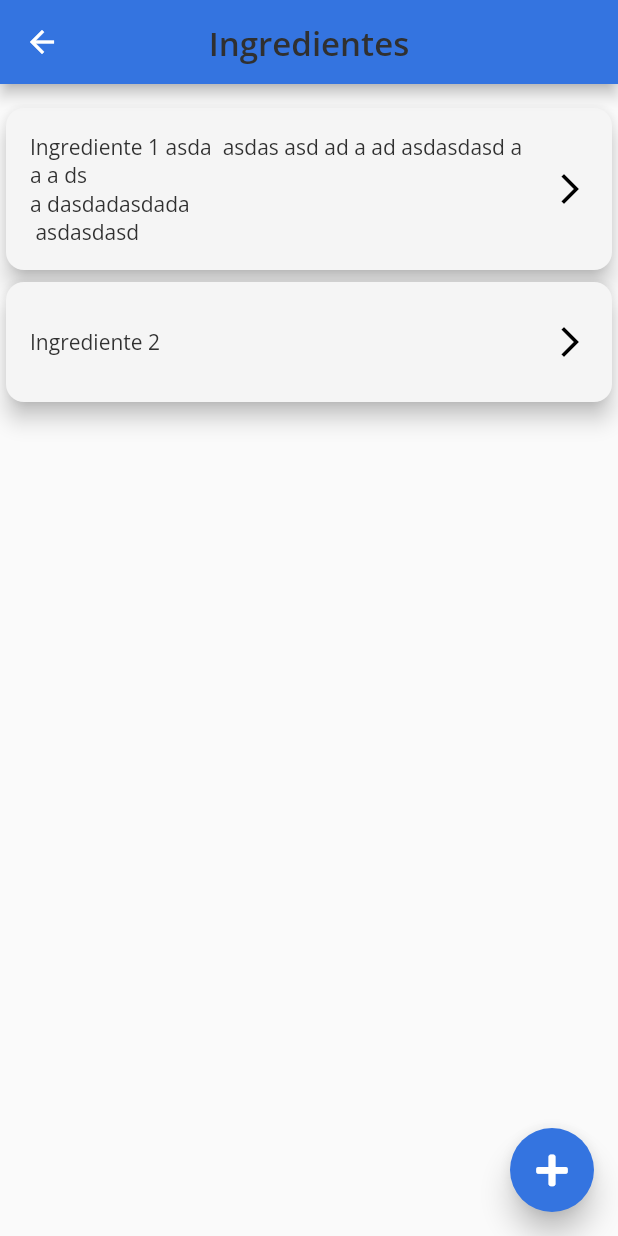
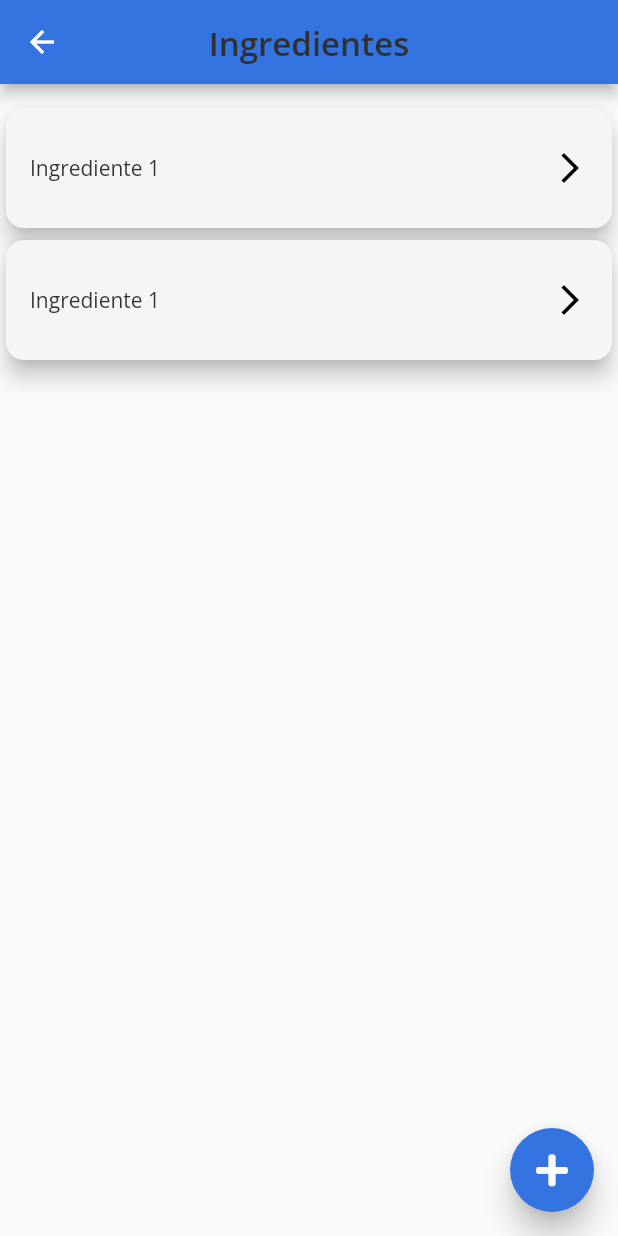
Before and after one commit to mmarlonsodre1/confectionery_storie, a Flutter app: the IngredientsPage screen opened by its route, on a phone screen of 412 x 824 dp. Run offline on Flutter 3.47's test engine with Material 2 defaults, Android fonts, the phone set to English and light mode, and no system bars; our stand-ins replace flutter_modular, flutter_triple, font_awesome_flutter, google_fonts.

Commit message:
Criar lista de ingredientes a partir de objeto

```diff
--- a/lib/app/components/simple_product_widget.dart
+++ b/lib/app/components/simple_product_widget.dart
@@ -1,21 +1,22 @@
+import 'package:confectionery_storie/app/modules/ingredients/ingredient_entity.dart';
 import 'package:confectionery_storie/app/utils/color.dart';
 import 'package:confectionery_storie/app/utils/text_style.dart';
 import 'package:flutter/material.dart';
 
-class SimpleProductWidget extends StatefulWidget {
-  SimpleProductWidget({
-    this.title,
+class SimpleIngredientWidget extends StatefulWidget {
+  SimpleIngredientWidget({
+    this.ingredient,
     this.onTap,
   }) : super();
 
-  final String? title;
-  final GestureTapCallback? onTap;
+  final IngredientEntity? ingredient;
+  final Function(IngredientEntity?)? onTap;
 
   @override
-  _SimpleProductWidgetState createState() => _SimpleProductWidgetState();
+  _SimpleIngredientWidgetState createState() => _SimpleIngredientWidgetState();
 }
 
-class _SimpleProductWidgetState extends State<SimpleProductWidget> {
+class _SimpleIngredientWidgetState extends State<SimpleIngredientWidget> {
   @override
   Widget build(BuildContext context) {
     return Card(
@@ -26,7 +27,9 @@ class _SimpleProductWidgetState extends State<SimpleProductWidget> {
         borderRadius: BorderRadius.circular(12),
       ),
       child: InkWell(
-        onTap: widget.onTap,
+        onTap: () {
+          widget.onTap?.call(widget.ingredient);
+        },
         child: Container(
           constraints: BoxConstraints(
             minHeight: 80
@@ -37,7 +40,7 @@ class _SimpleProductWidgetState extends State<SimpleProductWidget> {
                 child: Padding(
                   padding: EdgeInsets.all(16.0),
                   child: Text(
-                    widget.title ?? '',
+                    widget.ingredient?.name ?? '',
                     style: textBody1,
                   ),
                 ),
--- a/lib/app/modules/ingredients/create_ingredient/create_ingredient_entity.dart
+++ b/lib/app/modules/ingredients/create_ingredient/create_ingredient_entity.dart
@@ -1,6 +1,4 @@
-import 'package:confectionery_storie/generated/json/base/json_convert_content.dart';
-
-class CreateIngredientEntity with JsonConvert<CreateIngredientEntity> {
+class CreateIngredientEntity {
 	String? name;
 	int unity = 0;
 	double? quantity;
--- /dev/null
+++ b/lib/app/modules/ingredients/ingredient_entity.dart
@@ -0,0 +1,14 @@
+class IngredientEntity{
+	String? name;
+	int? unity;
+	double? quantity;
+	double? amount;
+	bool? hasMustIngredients;
+	List<IngredientEntity>? ingredients;
+
+	IngredientEntity(this.name, this.unity, this.quantity, this.amount,
+      this.hasMustIngredients, this.ingredients);
+
+	IngredientEntity empty() => IngredientEntity(null, null, null, null, null, null);
+
+}
--- a/lib/app/modules/ingredients/ingredients_page.dart
+++ b/lib/app/modules/ingredients/ingredients_page.dart
@@ -3,7 +3,9 @@ import 'package:confectionery_storie/app/utils/color.dart';
 import 'package:confectionery_storie/app/utils/text_style.dart';
 import 'package:flutter/material.dart';
 import 'package:flutter_modular/flutter_modular.dart';
+import 'package:flutter_triple/flutter_triple.dart';
 import 'package:font_awesome_flutter/font_awesome_flutter.dart';
+import 'ingredient_entity.dart';
 import 'ingredients_store.dart';
 
 class IngredientsPage extends StatefulWidget {
@@ -19,6 +21,16 @@ class _IngredientsPageState extends ModularState<IngredientsPage, IngredientsSto
 
   @override
   Widget build(BuildContext context) {
+    List<SimpleIngredientWidget> _ingredients(List<IngredientEntity> items) {
+      return items.map((ingredient) =>
+          SimpleIngredientWidget(
+          ingredient: ingredient,
+          onTap: (item) {
+
+          },
+      )).toList();
+    }
+
     return Scaffold(
       key: scaffoldKey,
       appBar: AppBar(
@@ -50,19 +62,15 @@ class _IngredientsPageState extends ModularState<IngredientsPage, IngredientsSto
               alignment: Alignment(0, 0),
               child: Padding(
                 padding: EdgeInsets.fromLTRB(0, 12, 0, 0),
-                child: ListView(
-                  padding: EdgeInsets.zero,
-                  scrollDirection: Axis.vertical,
-                  children: [
-                    SimpleProductWidget(
-                      title: 'Ingrediente 1 asda  asdas asd ad a ad asdasdasd a a a ds \na dasdadasdada \n asdasdasd',
-                      onTap: () {},
-                    ),
-                    SimpleProductWidget(
-                      title: 'Ingrediente 2',
-                      onTap: () {},
-                    )
-                  ],
+                child: ScopedBuilder<IngredientsStore, Exception, List<IngredientEntity>>(
+                  store: store,
+                  onState: (_, data) {
+                    return ListView(
+                      padding: EdgeInsets.zero,
+                      scrollDirection: Axis.vertical,
+                      children: _ingredients(data),
+                    );
+                  }
                 ),
               ),
             )
--- a/lib/app/modules/ingredients/ingredients_store.dart
+++ b/lib/app/modules/ingredients/ingredients_store.dart
@@ -1,20 +1,32 @@
+import 'package:confectionery_storie/app/modules/ingredients/ingredient_entity.dart';
 import 'package:flutter_triple/flutter_triple.dart';
 
-class IngredientsStore extends NotifierStore<Exception, int> {
-  IngredientsStore() : super(0);
-
-  Future<void> increment() async {
-    setLoading(true);
-
-    await Future.delayed(Duration(seconds: 1));
-
-    int value = state + 1;
-    if (value < 5) {
-      update(value);
-    } else {
-      setError(Exception('Error: state not can be > 4'));
-    }
-
-    setLoading(false);
-  }
+class IngredientsStore extends NotifierStore<Exception, List<IngredientEntity>> {
+  IngredientsStore() : super([
+    IngredientEntity(
+      "Ingrediente 1",
+      0,
+      1.0,
+      1.0,
+      true,
+      [
+        IngredientEntity(
+            "Ingrediente 1",
+            0,
+            1.0,
+            1.0,
+            true,
+            []
+        )
+      ]
+    ),
+    IngredientEntity(
+        "Ingrediente 1",
+        0,
+        1.0,
+        1.0,
+        false,
+        []
+    )
+  ]);
 }
```
Also changed, not shown: lib/app/modules/products/products_page.dart (+1 -8 lines), lib/generated/json/base/json_convert_content.dart (deleted), lib/generated/json/base/json_field.dart (deleted), lib/generated/json/create_ingredient_model_entity_helper.dart (deleted).
